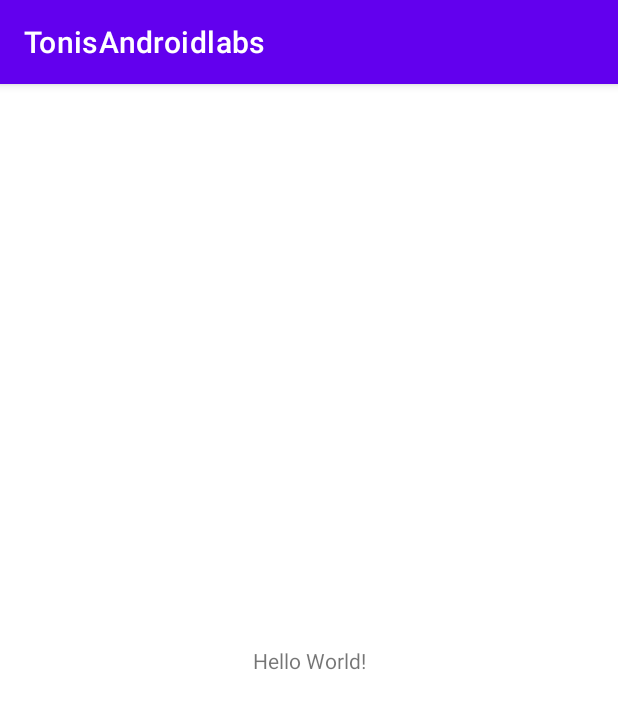
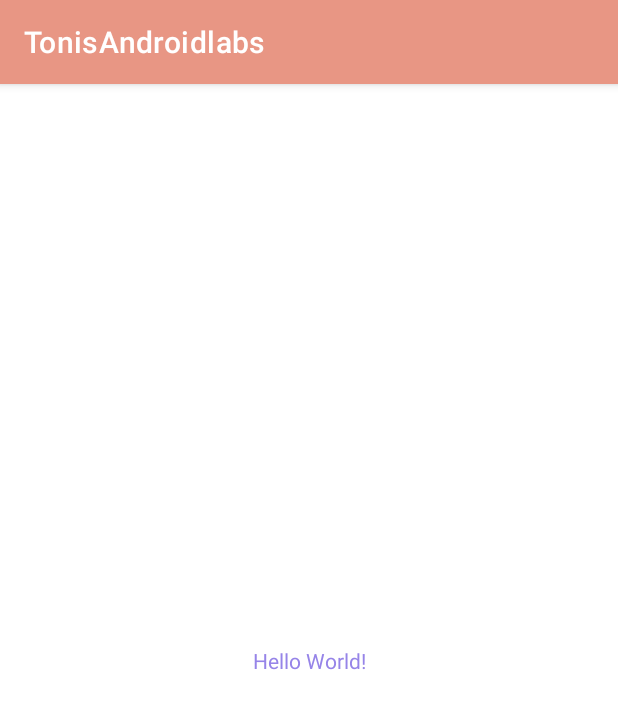
Before and after one commit to tonioluwole/TonisAndroidlabs, an Android app: the screen it shows after launch (MainActivity), on a phone screen of 412 x 824 dp. Shown: the top 709 px of the screen. Run offline under Robolectric (Android 15) with nearby library versions, the phone set to English and light mode, and no system bars.

Commit message:
Second commit: changed the icon and app colours

```diff
--- a/app/src/main/res/values-night/themes.xml
+++ b/app/src/main/res/values-night/themes.xml
@@ -2,15 +2,13 @@
     <!-- Base application theme. -->
     <style name="Theme.TonisAndroidlabs" parent="Theme.MaterialComponents.DayNight.DarkActionBar">
         <!-- Primary brand color. -->
-        <item name="colorPrimary">@color/purple_200</item>
-        <item name="colorPrimaryVariant">@color/purple_700</item>
-        <item name="colorOnPrimary">@color/black</item>
+        <item name="colorPrimary">@color/dark_primary</item>
+
         <!-- Secondary brand color. -->
-        <item name="colorSecondary">@color/teal_200</item>
-        <item name="colorSecondaryVariant">@color/teal_200</item>
-        <item name="colorOnSecondary">@color/black</item>
+        <item name="colorSecondary">@color/dark_secondary</item>
+
         <!-- Status bar color. -->
-        <item name="android:statusBarColor" tools:targetApi="l">?attr/colorPrimaryVariant</item>
+        <item name="android:statusBarColor" tools:targetApi="l">@color/dark_statusbar</item>
         <!-- Customize your theme here. -->
     </style>
 </resources>
--- a/app/src/main/res/values/colors.xml
+++ b/app/src/main/res/values/colors.xml
@@ -1,10 +1,15 @@
 <?xml version="1.0" encoding="utf-8"?>
 <resources>
-    <color name="purple_200">#FFBB86FC</color>
-    <color name="purple_500">#FF6200EE</color>
-    <color name="purple_700">#FF3700B3</color>
-    <color name="teal_200">#FF03DAC5</color>
-    <color name="teal_700">#FF018786</color>
+    <color name="my_primary">#E89684</color>
+    <color name="my_secondary">#84D5E8</color>
+    <color name="my_statusbar">#FFFFFF</color>
+
     <color name="black">#FF000000</color>
     <color name="white">#FFFFFFFF</color>
+
+    <color name="dark_primary">#180029</color>
+    <color name="dark_secondary">#281700</color>
+    <color name="dark_statusbar">#161616</color>
+
+    <color name="my_text">#9684E8</color>
 </resources>
--- a/app/src/main/res/values/themes.xml
+++ b/app/src/main/res/values/themes.xml
@@ -2,15 +2,16 @@
     <!-- Base application theme. -->
     <style name="Theme.TonisAndroidlabs" parent="Theme.MaterialComponents.DayNight.DarkActionBar">
         <!-- Primary brand color. -->
-        <item name="colorPrimary">@color/purple_500</item>
-        <item name="colorPrimaryVariant">@color/purple_700</item>
-        <item name="colorOnPrimary">@color/white</item>
+        <item name="colorPrimary">@color/my_primary</item>
+
         <!-- Secondary brand color. -->
-        <item name="colorSecondary">@color/teal_200</item>
-        <item name="colorSecondaryVariant">@color/teal_700</item>
-        <item name="colorOnSecondary">@color/black</item>
+        <item name="colorSecondary">@color/my_secondary</item>
+
         <!-- Status bar color. -->
-        <item name="android:statusBarColor" tools:targetApi="l">?attr/colorPrimaryVariant</item>
-        <!-- Customize your theme here. -->
+        <item name="android:statusBarColor" tools:targetApi="l">@color/my_statusbar</item>
+
+        <!-- -->
+        <item name="android:textColor">@color/my_text</item>
+
     </style>
 </resources>
```
Also changed, not shown: app/src/main/res/drawable/app_icon.png (added).
